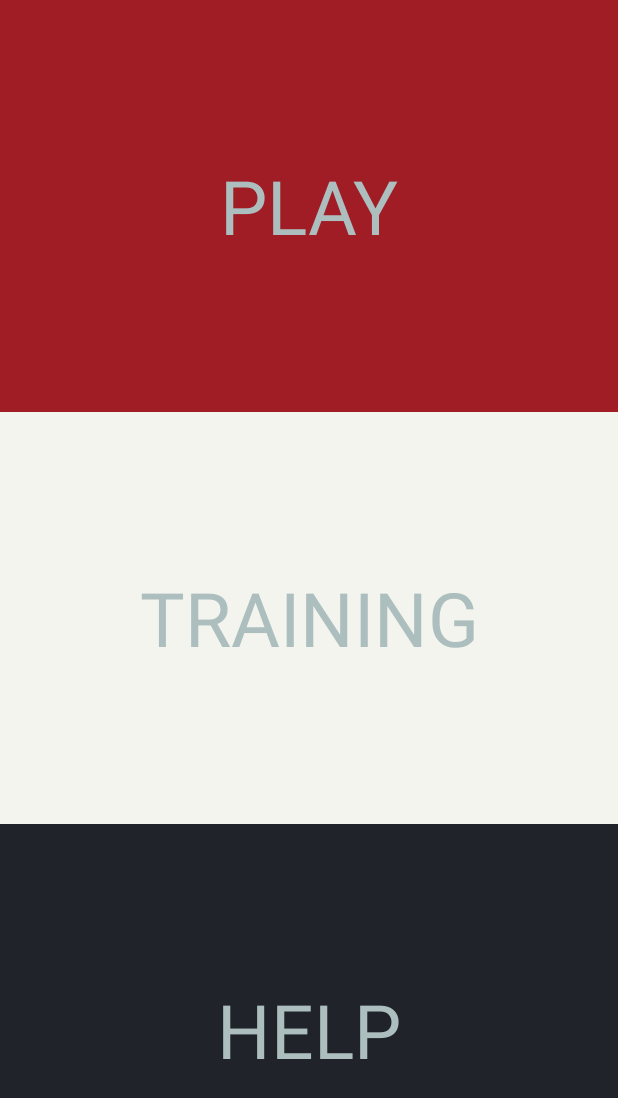
After one commit to cige/jumpntrap, an Android app: the layout new_menu.xml on its own in the app's theme, with its tools: preview values and no code run, on a phone screen of 412 x 824 dp. The commit adds this screen. Shown: the top 1098 px of the screen. Run offline under Robolectric (Android 15) with nearby library versions, the phone set to English and light mode, and no system bars.

Commit message:
design improved, new menu, computer reflexion time improved, other minor changes

```diff
--- a/app/src/main/java/com/jumpntrap/players/RemotePlayer.java
+++ b/app/src/main/java/com/jumpntrap/players/RemotePlayer.java
@@ -70,14 +70,13 @@ public final class RemotePlayer extends Player implements GameObserver {
         isHost = host;
     }
 
-    public void handleRealTimeMessageReceived(Game game, byte[] buff) {
+    public void handleRealTimeMessageReceived(Game game, byte[] buff) { // TODO : HANDLE WHEN THE MESSAGE IS "INVALID"
         Log.d(TAG, "handleRealTimeMessageReceived");
 
         switch (game.getGameState()) {
             // We have to init the game
             case INITIAL:
                 Log.d(TAG, "INITIAL");
-                // TODO : HANDLE WHEN THE MESSAGE IS "INVALID"
                 final GameConfigMessage gcm = SerializationUtils.deserialize(buff);
                 game.start(gcm.getTiles(), gcm.getTurn(), gcm.getPositions());
                 break;
--- /dev/null
+++ b/app/src/main/res/layout/new_menu.xml
@@ -0,0 +1,53 @@
+<?xml version="1.0" encoding="utf-8"?>
+<LinearLayout xmlns:android="http://schemas.android.com/apk/res/android"
+    android:layout_width="match_parent"
+    android:layout_height="match_parent"
+    android:orientation="vertical">
+
+    <RelativeLayout
+        android:id="@+id/ss"
+        android:layout_width="match_parent"
+        android:layout_height="match_parent"
+        android:background="@color/bottomPlayerColor"
+        android:layout_weight="1">
+        <TextView
+            android:layout_width="match_parent"
+            android:layout_height="match_parent"
+            android:text="PLAY"
+            android:textSize="75px"
+            android:gravity="center"
+            android:textColor="@color/emtpyColor"/>
+    </RelativeLayout>
+
+    <RelativeLayout
+        android:id="@+id/middle"
+        android:layout_width="match_parent"
+        android:layout_height="match_parent"
+        android:background="@color/tileColor"
+        android:layout_weight="1"
+        android:onClick="startOnePlayerActivity">
+        <TextView
+            android:layout_width="match_parent"
+            android:layout_height="match_parent"
+            android:text="TRAINING"
+            android:textSize="75px"
+            android:gravity="center"
+            android:textColor="@color/emtpyColor"/>
+    </RelativeLayout>
+
+    <RelativeLayout
+        android:id="@+id/board"
+        android:layout_width="match_parent"
+        android:layout_height="match_parent"
+        android:background="@color/topPlayerColor"
+        android:layout_weight="1">
+        <TextView
+            android:layout_width="match_parent"
+            android:layout_height="match_parent"
+            android:text="HELP"
+            android:textSize="75px"
+            android:gravity="center"
+            android:textColor="@color/emtpyColor"/>
+    </RelativeLayout>
+
+</LinearLayout>
--- a/app/src/main/res/values/colors.xml
+++ b/app/src/main/res/values/colors.xml
@@ -1,9 +1,11 @@
 <?xml version="1.0" encoding="utf-8"?>
 <resources>
-    <color name="bottomPlayerColor">#FF4081</color>
-    <color name="topPlayerColor">#303F9F</color>
-    <color name="bottomPlayerWaitingColor">#f59dbb</color>
-    <color name="topPlayerWaitingColor">#7a80ab</color>
-    <color name="deathColor">#ffffff</color>
+    <color name="tileColor">#F4F4EF</color>
+    <color name="emtpyColor">#ACBEBE</color>
+    <color name="bottomPlayerColor">#A01D26</color>
+    <color name="topPlayerColor">#20232A</color>
+    <color name="bottomPlayerWaitingColor">#ACBEBE</color>
+    <color name="topPlayerWaitingColor">#ACBEBE</color>
+    <color name="deathColor">#F4F4EF</color>
 
 </resources>
```
Also changed, not shown: app/src/main/AndroidManifest.xml (+9 -10 lines), app/src/main/java/com/jumpntrap/activity/GameActivity.java (+10 -9 lines), app/src/main/java/com/jumpntrap/activity/NewMenuActivity.java (added, +26 -0 lines), app/src/main/java/com/jumpntrap/model/Player.java (+5 -5 lines), app/src/main/java/com/jumpntrap/players/HumanPlayer.java (+4 -3 lines), app/src/main/java/com/jumpntrap/players/RandomPlayer.java (+5 -5 lines), app/src/main/java/com/jumpntrap/view/GameView.java (+14 -14 lines).
